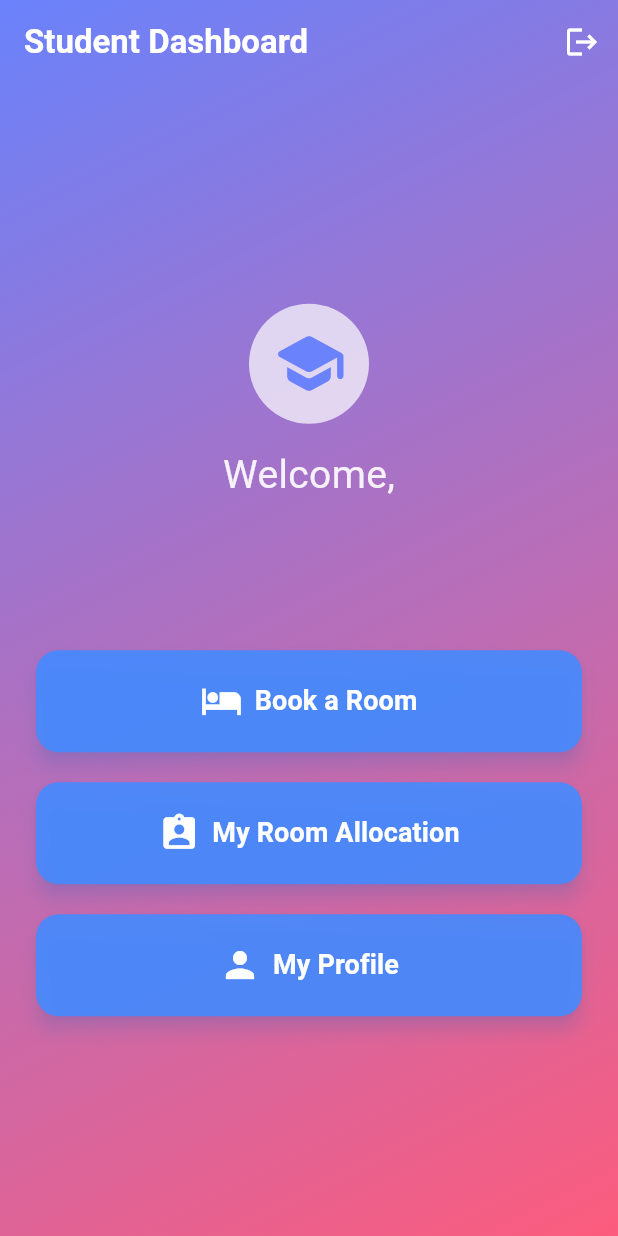
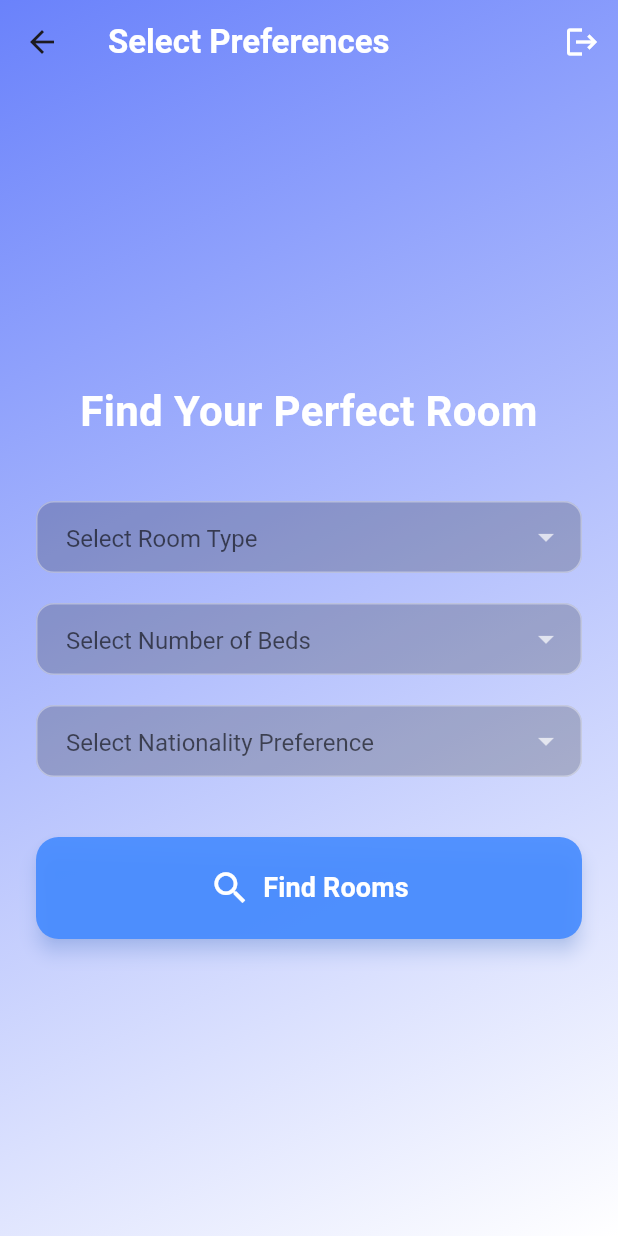
Before and after one commit to prakriti-shrestha/hostel_room_allotment_app, a Flutter app: the StudentHomeScreen screen opened directly with empty values, after a tap on "Book a Room", on a phone screen of 412 x 824 dp. Run offline on Flutter 3.47's test engine with Material 3 defaults, Android fonts, the phone set to English and light mode, and no system bars; our stand-ins replace equatable, flutter_bloc.

Commit message:
booking logic

```diff
--- a/hostel_booking_frontend/lib/data/providers/booking_providers.dart
+++ b/hostel_booking_frontend/lib/data/providers/booking_providers.dart
@@ -60,7 +60,7 @@ class BookingProviders {
     };
 
     final response = await http.post(
-      Uri.parse(baseUrl),
+      Uri.parse('$baseUrl/register'),
       headers: headers,
       body: jsonEncode(body),
     );
--- a/hostel_booking_frontend/lib/presentation/constants/constants.dart
+++ b/hostel_booking_frontend/lib/presentation/constants/constants.dart
@@ -4,7 +4,7 @@ class Constants {
   static BoxDecoration buildBackgroundDecoration() {
     return const BoxDecoration(
       gradient: LinearGradient(
-        colors: [Color(0xFF6A82FB), Color(0xFFFC5C7D)],
+        colors: [Color(0xFF6A82FB), Color(0xFFFFFFFF)],
         begin: Alignment.topLeft,
         end: Alignment.bottomRight,
       ),
--- /dev/null
+++ b/hostel_booking_frontend/lib/presentation/student/rooms/room_preference_screen.dart
@@ -0,0 +1,205 @@
+import 'package:flutter/material.dart';
+import 'package:hostel_booking_frontend/presentation/constants/constants.dart';
+import 'package:hostel_booking_frontend/presentation/customs/app_bar.dart';
+import 'package:hostel_booking_frontend/presentation/customs/dashboard_button.dart';
+import 'package:hostel_booking_frontend/presentation/student/rooms/available_rooms_screen.dart';
+
+class RoomPreferenceScreen extends StatefulWidget {
+  const RoomPreferenceScreen({super.key});
+
+  @override
+  State<RoomPreferenceScreen> createState() => _RoomPreferenceScreenState();
+}
+
+class _RoomPreferenceScreenState extends State<RoomPreferenceScreen> {
+  final _formKey = GlobalKey<FormState>();
+  String? _selectedType;
+  int? _selectedBeds;
+  String? _selectedNationality;
+
+  final List<String> _roomTypes = ['AC', 'Non-AC'];
+  final List<int> _bedOptions = [1, 2, 4, 6];
+  final List<String> _nationalityOptions = ['Local', 'International', 'Any'];
+
+  void _submitPreferences() {
+    if (_formKey.currentState!.validate()) {
+      Navigator.push(
+        context,
+        MaterialPageRoute(
+          builder:
+              (context) => AvailableRoomsScreen(
+                roomType: _selectedType!,
+                beds: _selectedBeds!,
+                nationality: _selectedNationality!,
+              ),
+        ),
+      );
+    }
+  }
+
+  // Helper method for consistent input decoration
+  InputDecoration _buildInputDecoration(String hint) {
+    return InputDecoration(
+      hintText: hint,
+      hintStyle: const TextStyle(color: Colors.white70),
+      filled: true,
+      fillColor: Colors.black.withOpacity(0.2),
+      contentPadding: const EdgeInsets.symmetric(horizontal: 16, vertical: 12),
+      border: OutlineInputBorder(
+        borderRadius: BorderRadius.circular(12),
+        borderSide: BorderSide.none,
+      ),
+      enabledBorder: OutlineInputBorder(
+        borderRadius: BorderRadius.circular(12),
+        borderSide: const BorderSide(color: Colors.white38),
+      ),
+      focusedBorder: OutlineInputBorder(
+        borderRadius: BorderRadius.circular(12),
+        borderSide: const BorderSide(color: Colors.white),
+      ),
+      errorStyle: const TextStyle(color: Colors.yellowAccent),
+    );
+  }
+
+  @override
+  Widget build(BuildContext context) {
+    return Scaffold(
+      extendBodyBehindAppBar: true,
+      appBar: CustomAppBar(title: "Select Preferences"),
+      body: Container(
+        decoration: Constants.buildBackgroundDecoration(),
+        child: SafeArea(
+          child: Padding(
+            padding: const EdgeInsets.symmetric(horizontal: 24.0),
+            child: Center(
+              child: SingleChildScrollView(
+                child: Form(
+                  key: _formKey,
+                  child: Column(
+                    mainAxisAlignment: MainAxisAlignment.center,
+                    crossAxisAlignment: CrossAxisAlignment.stretch,
+                    children: [
+                      const Text(
+                        'Find Your Perfect Room',
+                        textAlign: TextAlign.center,
+                        style: TextStyle(
+                          fontSize: 28,
+                          fontWeight: FontWeight.bold,
+                          color: Colors.white,
+                        ),
+                      ),
+                      const SizedBox(height: 40),
+
+                      // Styled Dropdowns
+                      DropdownButtonFormField<String>(
+                        value: _selectedType,
+                        hint: const Text('Select Room Type'),
+                        decoration: _buildInputDecoration('Select Room Type'),
+                        dropdownColor: const Color(0xFF2c3e50),
+                        icon: const Icon(
+                          Icons.arrow_drop_down,
+                          color: Colors.white70,
+                        ),
+                        style: const TextStyle(
+                          color: Colors.white,
+                          fontSize: 16,
+                        ),
+                        items:
+                            _roomTypes.map((String type) {
+                              return DropdownMenuItem<String>(
+                                value: type,
+                                child: Text(type),
+                              );
+                            }).toList(),
+                        onChanged:
+                            (newValue) =>
+                                setState(() => _selectedType = newValue),
+                        validator:
+                            (value) =>
+                                value == null
+                                    ? 'Please select a room type'
+                                    : null,
+                      ),
+                      const SizedBox(height: 20),
+
+                      DropdownButtonFormField<int>(
+                        value: _selectedBeds,
+                        decoration: _buildInputDecoration(
+                          'Select Number of Beds',
+                        ),
+                        dropdownColor: const Color(0xFF2c3e50),
+                        icon: const Icon(
+                          Icons.arrow_drop_down,
+                          color: Colors.white70,
+                        ),
+                        style: const TextStyle(
+                          color: Colors.white,
+                          fontSize: 16,
+                        ),
+                        items:
+                            _bedOptions.map((int beds) {
+                              return DropdownMenuItem<int>(
+                                value: beds,
+                                child: Text('$beds Beds'),
+                              );
+                            }).toList(),
+                        onChanged:
+                            (newValue) =>
+                                setState(() => _selectedBeds = newValue),
+                        validator:
+                            (value) =>
+                                value == null
+                                    ? 'Please select the number of beds'
+                                    : null,
+                      ),
+                      const SizedBox(height: 20),
+
+                      DropdownButtonFormField<String>(
+                        value: _selectedNationality,
+                        decoration: _buildInputDecoration(
+                          'Select Nationality Preference',
+                        ),
+                        dropdownColor: const Color(0xFF2c3e50),
+                        icon: const Icon(
+                          Icons.arrow_drop_down,
+                          color: Colors.white70,
+                        ),
+                        style: const TextStyle(
+                          color: Colors.white,
+                          fontSize: 16,
+                        ),
+                        items:
+                            _nationalityOptions.map((String value) {
+                              return DropdownMenuItem<String>(
+                                value: value,
+                                child: Text(value),
+                              );
+                            }).toList(),
+                        onChanged:
+                            (newValue) =>
+                                setState(() => _selectedNationality = newValue),
+                        validator:
+                            (value) =>
+                                value == null
+                                    ? 'Please select a nationality preference'
+                                    : null,
+                      ),
+                      const SizedBox(height: 40),
+
+                      // Use the DashboardButton for submission
+                      DashboardButton(
+                        icon: Icons.search,
+                        label: "Find Rooms",
+                        onPressed: _submitPreferences,
+                      ),
+                    ],
+                  ),
+                ),
+              ),
+            ),
+          ),
+        ),
+      ),
+    );
+  }
+}
--- a/hostel_booking_frontend/lib/presentation/student/student_home_screen.dart
+++ b/hostel_booking_frontend/lib/presentation/student/student_home_screen.dart
@@ -2,6 +2,7 @@ import 'package:flutter/material.dart';
 import 'package:hostel_booking_frontend/presentation/customs/dashboard_button.dart';
 import 'package:hostel_booking_frontend/presentation/customs/app_bar.dart';
 import 'package:hostel_booking_frontend/presentation/constants/constants.dart';
+import 'package:hostel_booking_frontend/presentation/student/rooms/room_preference_screen.dart';
 
 class StudentHomeScreen extends StatelessWidget {
   final String name;
@@ -65,8 +66,12 @@ class StudentHomeScreen extends StatelessWidget {
         icon: Icons.hotel,
         label: "Book a Room",
         onPressed: () {
-          // TODO: Navigate to Room Booking screen
-          print("Navigating to Book a Room...");
+          Navigator.push(
+            context,
+            MaterialPageRoute(
+              builder: (context) => const RoomPreferenceScreen(),
+            ),
+          );
         },
       ),
       const SizedBox(height: 20),
```
Also changed, not shown: hostel_booking_frontend/lib/presentation/student/rooms/available_rooms_screen.dart (added, +245 -0 lines).
